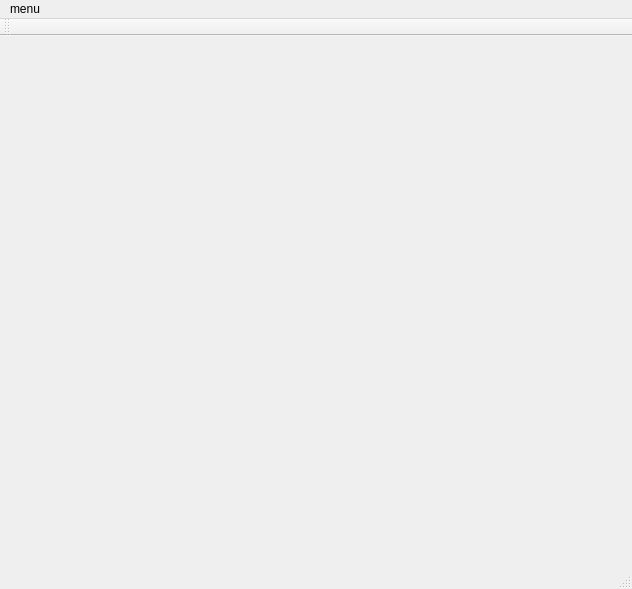
Above: mainwindow.ui from dyoshizawa/QtTest before the change. Below: the same form after it.
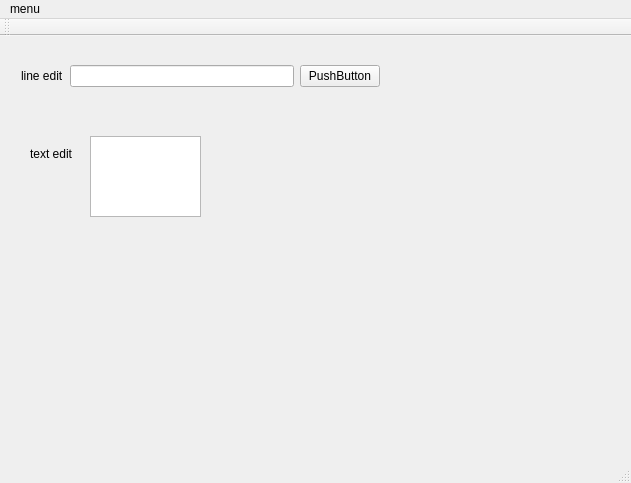
That is the form after the change.

```diff
--- a/mainwindow.ui
+++ b/mainwindow.ui
@@ -6,20 +6,77 @@
    <rect>
     <x>0</x>
     <y>0</y>
-    <width>632</width>
-    <height>589</height>
+    <width>631</width>
+    <height>483</height>
    </rect>
   </property>
   <property name="windowTitle">
    <string>MainWindow</string>
   </property>
-  <widget class="QWidget" name="centralWidget"/>
+  <widget class="QWidget" name="centralWidget">
+   <widget class="QLabel" name="label_2">
+    <property name="geometry">
+     <rect>
+      <x>30</x>
+      <y>110</y>
+      <width>59</width>
+      <height>16</height>
+     </rect>
+    </property>
+    <property name="text">
+     <string>text edit</string>
+    </property>
+   </widget>
+   <widget class="QTextEdit" name="textEdit">
+    <property name="geometry">
+     <rect>
+      <x>90</x>
+      <y>100</y>
+      <width>111</width>
+      <height>81</height>
+     </rect>
+    </property>
+   </widget>
+   <widget class="QWidget" name="horizontalLayoutWidget">
+    <property name="geometry">
+     <rect>
+      <x>10</x>
+      <y>0</y>
+      <width>381</width>
+      <height>80</height>
+     </rect>
+    </property>
+    <layout class="QHBoxLayout" name="horizontalLayout">
+     <item>
+      <widget class="QLabel" name="label">
+       <property name="text">
+        <string>line edit</string>
+       </property>
+      </widget>
+     </item>
+     <item>
+      <widget class="QLineEdit" name="lineEdit">
+       <property name="enabled">
+        <bool>true</bool>
+       </property>
+      </widget>
+     </item>
+     <item>
+      <widget class="QPushButton" name="pushButton">
+       <property name="text">
+        <string>PushButton</string>
+       </property>
+      </widget>
+     </item>
+    </layout>
+   </widget>
+  </widget>
   <widget class="QMenuBar" name="menuBar">
    <property name="geometry">
     <rect>
      <x>0</x>
      <y>0</y>
-     <width>632</width>
+     <width>631</width>
      <height>22</height>
     </rect>
    </property>
```
